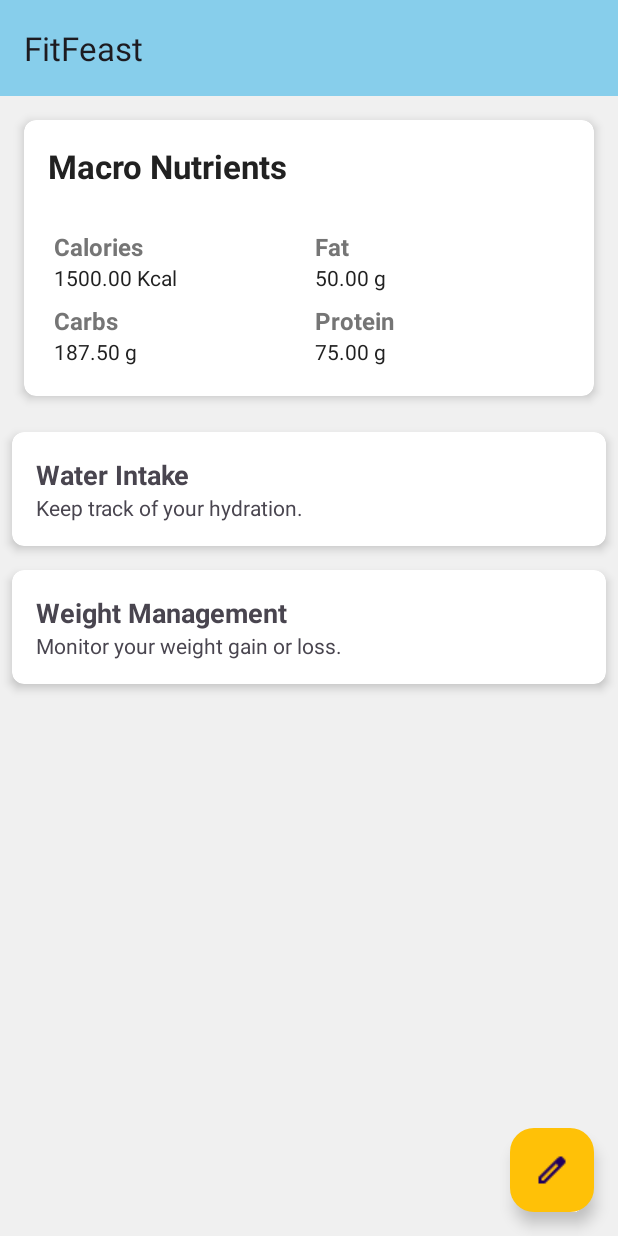
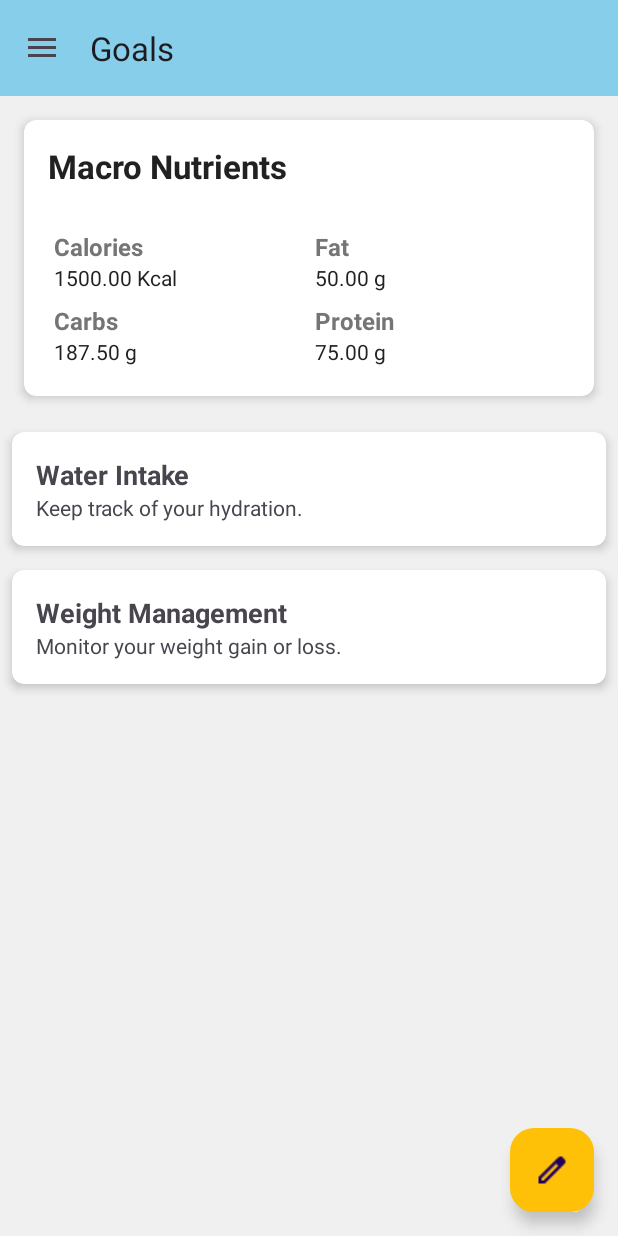
Before and after one commit to AmgT94/fit-feast, an Android app: the GoalsFragment screen opened through its navigation route, on a phone screen of 412 x 824 dp. Run offline under Robolectric (Android 15) with nearby library versions, the phone set to English and light mode, and no system bars; our stand-ins replace Firebase (no records; nobody signed in at launch, a user with empty details on screens opened directly).

Commit message:
Implemented Action bar title and Nav Menu in GoalsFragment

```diff
--- a/app/src/main/java/com/example/fitfeast/GoalsFragment.kt
+++ b/app/src/main/java/com/example/fitfeast/GoalsFragment.kt
@@ -17,7 +17,8 @@ import com.google.firebase.firestore.FieldValue
 import com.google.firebase.firestore.FirebaseFirestore
 import com.google.firebase.firestore.Query
 
-class GoalsFragment : Fragment(), NutrientInputDialogFragment.NutrientInputListener, GoalsAdapter.OnGoalClickListener, WaterIntakeDialogFragment.WaterIntakeDialogListener {
+class GoalsFragment : Fragment(), NutrientInputDialogFragment.NutrientInputListener,
+    GoalsAdapter.OnGoalClickListener, WaterIntakeDialogFragment.WaterIntakeDialogListener {
 
     private lateinit var recyclerView: RecyclerView
     private lateinit var goalsAdapter: GoalsAdapter
--- a/app/src/main/java/com/example/fitfeast/MainActivity.kt
+++ b/app/src/main/java/com/example/fitfeast/MainActivity.kt
@@ -75,6 +75,12 @@ class MainActivity : AppCompatActivity() {
                     setDrawerEnabled(false)
                     setTabsVisibility(true)
                     supportActionBar?.hide()
+                }
+                R.id.goalsFragment -> {
+                    setDrawerEnabled(true)
+                    setTabsVisibility(false)
+                    supportActionBar?.show()
+                    supportActionBar?.title = getString(R.string.goals)
                 }
                 else -> {
                     setDrawerEnabled(false)
--- a/app/src/main/res/values/strings.xml
+++ b/app/src/main/res/values/strings.xml
@@ -64,6 +64,7 @@
     <string name="keep_track_of_hydration">Keep track of your hydration.</string>
     <string name="water_intake_goal">Water intake goal: %1$.2f liters</string>
     <string name="water_intake_format">%1$.2f Liters</string>
+    <string name="goals">Goals</string>
 
 
 </resources>
```
